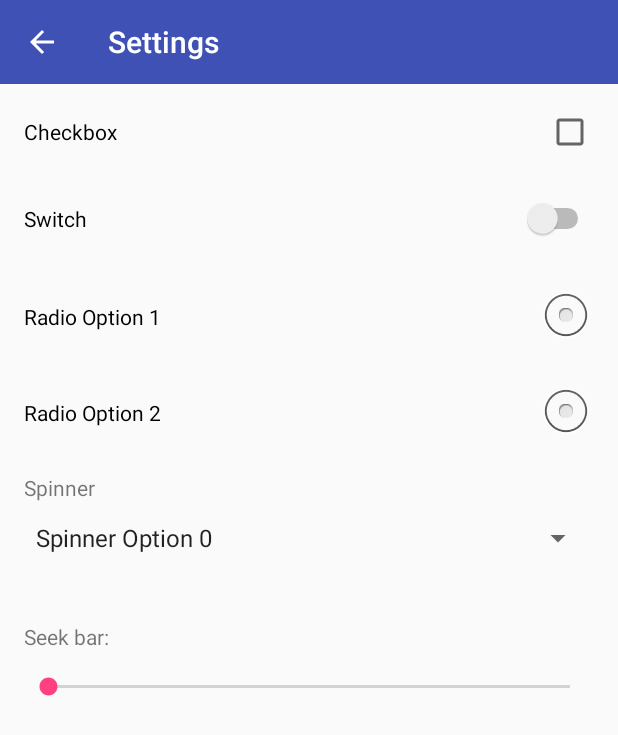
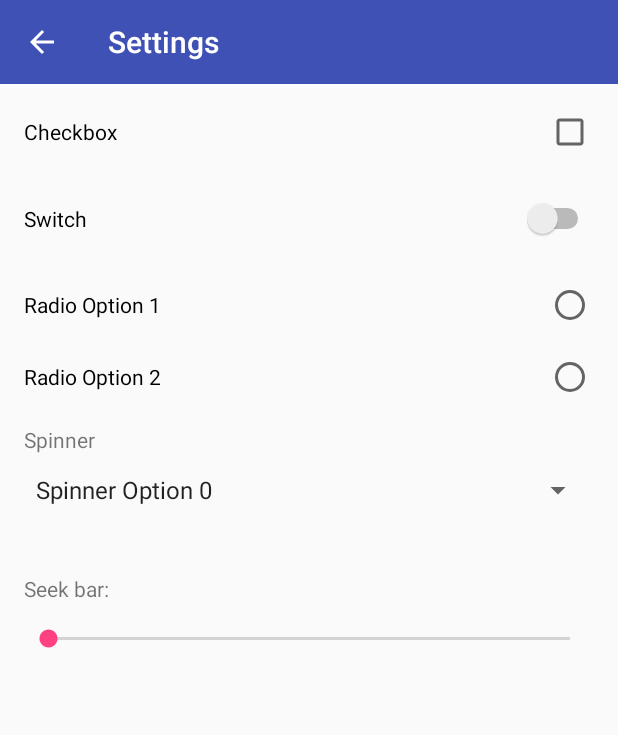
Before and after one commit to renatoi/LearningAndroidAccessibility, an Android app: the SettingsActivity screen opened directly, with no data from a screen before it, on a phone screen of 412 x 824 dp. Shown: the top 735 px of the screen. Run offline under Robolectric (Android 15) with nearby library versions, the phone set to English and light mode, and no system bars.

Commit message:
radio drawable

```diff
--- a/app/src/main/res/layout/activity_settings.xml
+++ b/app/src/main/res/layout/activity_settings.xml
@@ -53,8 +53,8 @@
                     android:paddingRight="@dimen/padding_l"
                     android:paddingEnd="@dimen/padding_l"
                     android:button="@null"
-                    android:drawableRight="@android:drawable/btn_radio"
-                    android:drawableEnd="@android:drawable/btn_radio"
+                    android:drawableRight="?android:listChoiceIndicatorSingle"
+                    android:drawableEnd="?android:listChoiceIndicatorSingle"
                     android:text="@string/settings_radio_option_1"/>
                 <RadioButton
                     android:id="@+id/settings_radio_opt_2"
@@ -66,8 +66,8 @@
                     android:paddingRight="@dimen/padding_l"
                     android:paddingEnd="@dimen/padding_l"
                     android:button="@null"
-                    android:drawableRight="@android:drawable/btn_radio"
-                    android:drawableEnd="@android:drawable/btn_radio"
+                    android:drawableRight="?android:listChoiceIndicatorSingle"
+                    android:drawableEnd="?android:listChoiceIndicatorSingle"
                     android:text="@string/settings_radio_option_2"/>
             </RadioGroup>
 
```
